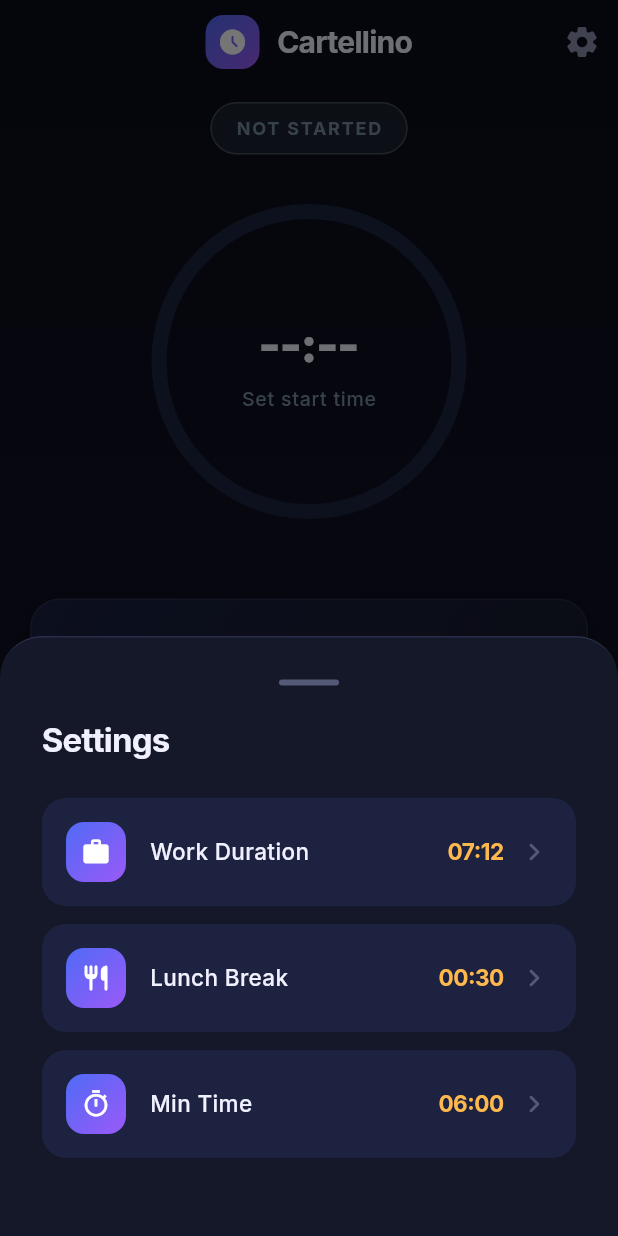
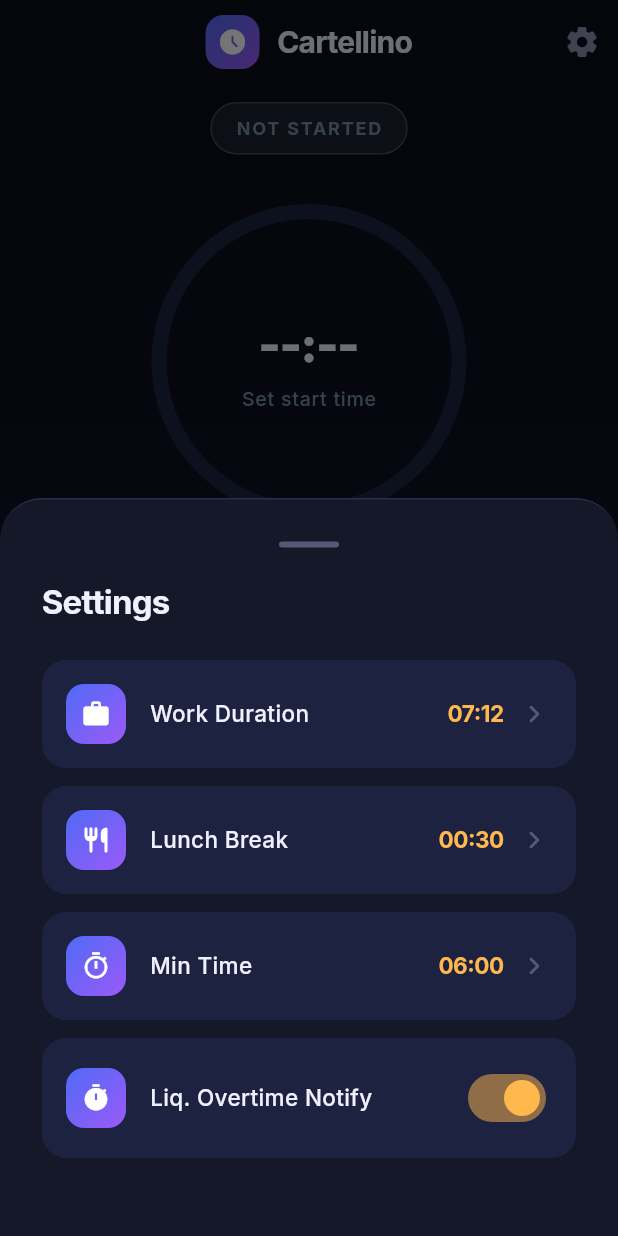
Before and after one commit to cesto93/cartellino_notify, a Flutter app: the screen it shows after launch, after a tap on the "settings" icon, on a phone screen of 412 x 824 dp. Run offline on Flutter 3.47's test engine with Material 3 defaults, Android fonts, the phone set to English and light mode, and no system bars; our stand-ins replace flutter_local_notifications, google_fonts, sqflite, sqflite_common_ffi_web, timezone; accounts and stored records are empty.

Commit message:
feat(settings): add liq overtime notify toggle
Add a settings switch to enable or disable the liquidatable overtime notification. The preference persists in SQLite and cancels any scheduled overtime alert when turned off.

```diff
--- a/lib/screens/home_screen.dart
+++ b/lib/screens/home_screen.dart
@@ -505,6 +505,18 @@
                   );
                 },
               ),
+              const SizedBox(height: 12),
+              Consumer<AppState>(
+                builder: (context, settingsState, _) {
+                  return _SettingsSwitchTile(
+                    icon: Icons.timer_rounded,
+                    label: 'Liq. Overtime Notify',
+                    value: settingsState.liqOvertimeNotifyEnabled,
+                    onChanged: (v) =>
+                        settingsState.setLiqOvertimeNotifyEnabled(v),
+                  );
+                },
+              ),
               const SizedBox(height: 24),
             ],
           ),
@@ -612,3 +624,56 @@
     );
   }
 }
+
+class _SettingsSwitchTile extends StatelessWidget {
+  final IconData icon;
+  final String label;
+  final bool value;
+  final ValueChanged<bool> onChanged;
+
+  const _SettingsSwitchTile({
+    required this.icon,
+    required this.label,
+    required this.value,
+    required this.onChanged,
+  });
+
+  @override
+  Widget build(BuildContext context) {
+    return Container(
+      padding: const EdgeInsets.all(16),
+      decoration: BoxDecoration(
+        color: AppColors.bgCardLight,
+        borderRadius: BorderRadius.circular(16),
+      ),
+      child: Row(
+        children: [
+          Container(
+            padding: const EdgeInsets.all(10),
+            decoration: BoxDecoration(
+              gradient: AppColors.primaryGradient,
+              borderRadius: BorderRadius.circular(12),
+            ),
+            child: Icon(icon, size: 20, color: Colors.white),
+          ),
+          const SizedBox(width: 16),
+          Expanded(
+            child: Text(
+              label,
+              style: const TextStyle(
+                fontSize: 15,
+                fontWeight: FontWeight.w500,
+                color: AppColors.textPrimary,
+              ),
+            ),
+          ),
+          Switch(
+            value: value,
+            onChanged: onChanged,
+            activeThumbColor: AppColors.accent,
+          ),
+        ],
+      ),
+    );
+  }
+}
--- a/lib/services/app_state.dart
+++ b/lib/services/app_state.dart
@@ -34,6 +34,9 @@
 
   String _minTime = '06:00';
   String get minTime => _minTime;
+
+  bool _liqOvertimeNotifyEnabled = true;
+  bool get liqOvertimeNotifyEnabled => _liqOvertimeNotifyEnabled;
 
   ShiftStatus _status = ShiftStatus.notStarted;
   ShiftStatus get status => _status;
@@ -74,6 +77,10 @@
     _workTime = await _db.getSetting('work_time') ?? '07:12';
     _lunchTime = await _db.getSetting('lunch_time') ?? '00:30';
     _minTime = await _db.getSetting('min_time') ?? '06:00';
+    final liqNotifyRaw = await _db.getSetting('liq_overtime_notify_enabled');
+    // Default to enabled when the setting was never stored.
+    _liqOvertimeNotifyEnabled =
+        liqNotifyRaw == null || liqNotifyRaw == '1' || liqNotifyRaw.toLowerCase() == 'true';
     _startTime = await _db.getStartTime();
     _recalculate();
     notifyListeners();
@@ -139,6 +146,15 @@
     _minTime = time;
     await _db.storeSetting('min_time', time);
     _recalculate();
+    notifyListeners();
+    if (_startTime != null) await _scheduleNotifications();
+  }
+
+  /// Enable or disable the liquidatable overtime notification.
+  Future<void> setLiqOvertimeNotifyEnabled(bool enabled) async {
+    _liqOvertimeNotifyEnabled = enabled;
+    await _db.storeSetting(
+        'liq_overtime_notify_enabled', enabled ? '1' : '0');
     notifyListeners();
     if (_startTime != null) await _scheduleNotifications();
   }
@@ -253,8 +269,12 @@
       await _notifications.scheduleWorkEnd(Duration(seconds: secToEnd.round()));
     }
 
-    if (secToLiq > 0) {
+    if (_liqOvertimeNotifyEnabled && secToLiq > 0) {
       await _notifications.scheduleLiquidatableOvertime(Duration(seconds: secToLiq.round()));
+    } else {
+      // Make sure a previously scheduled liq. overtime notification
+      // is removed when the option is off.
+      await _notifications.cancelNotification(2);
     }
 
     _notificationsScheduled = true;
--- a/lib/services/database_service.dart
+++ b/lib/services/database_service.dart
@@ -35,7 +35,7 @@
 
     return openDatabase(
       path,
-      version: 2,
+      version: 3,
       onCreate: (db, version) async {
         await db.execute(
           'CREATE TABLE IF NOT EXISTS settings (key TEXT PRIMARY KEY, value TEXT)',
@@ -52,6 +52,9 @@
             conflictAlgorithm: ConflictAlgorithm.ignore);
         await db.insert('settings', {'key': 'min_time', 'value': '06:00'},
             conflictAlgorithm: ConflictAlgorithm.ignore);
+        await db.insert(
+            'settings', {'key': 'liq_overtime_notify_enabled', 'value': '1'},
+            conflictAlgorithm: ConflictAlgorithm.ignore);
       },
       onUpgrade: (db, oldVersion, newVersion) async {
         if (oldVersion < 2) {
@@ -59,6 +62,11 @@
               conflictAlgorithm: ConflictAlgorithm.ignore);
           // Clean up legacy leisure_time daily entries.
           await db.delete('user_settings', where: 'key = ?', whereArgs: ['leisure_time']);
+        }
+        if (oldVersion < 3) {
+          await db.insert(
+              'settings', {'key': 'liq_overtime_notify_enabled', 'value': '1'},
+              conflictAlgorithm: ConflictAlgorithm.ignore);
         }
       },
     );
--- a/lib/services/notification_service.dart
+++ b/lib/services/notification_service.dart
@@ -144,6 +144,11 @@
     await _plugin.cancelAll();
   }
 
+  /// Cancel a single scheduled notification by [id].
+  Future<void> cancelNotification(int id) async {
+    await _cancelNotification(id);
+  }
+
   Future<void> _cancelNotification(int id) async {
     if (kIsWeb) return;
     await _plugin.cancel(id: id);
```
Also changed, not shown: 1 other file.
